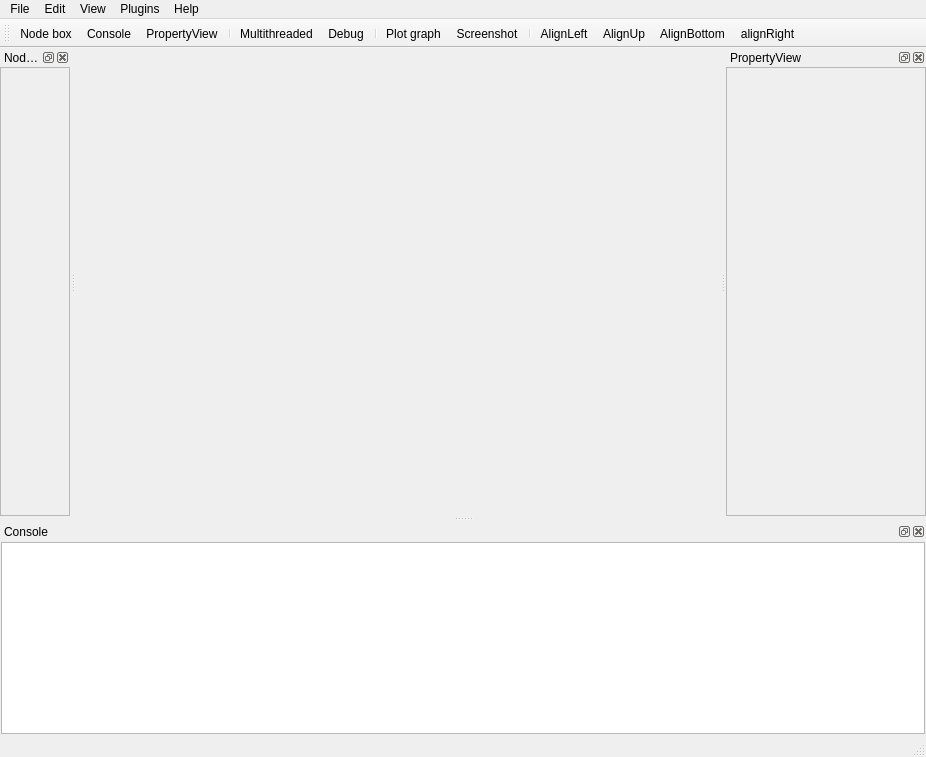
Qt form PyFlow/GraphEditor_ui.ui (wonderworks-software/PyFlow) before a commit.
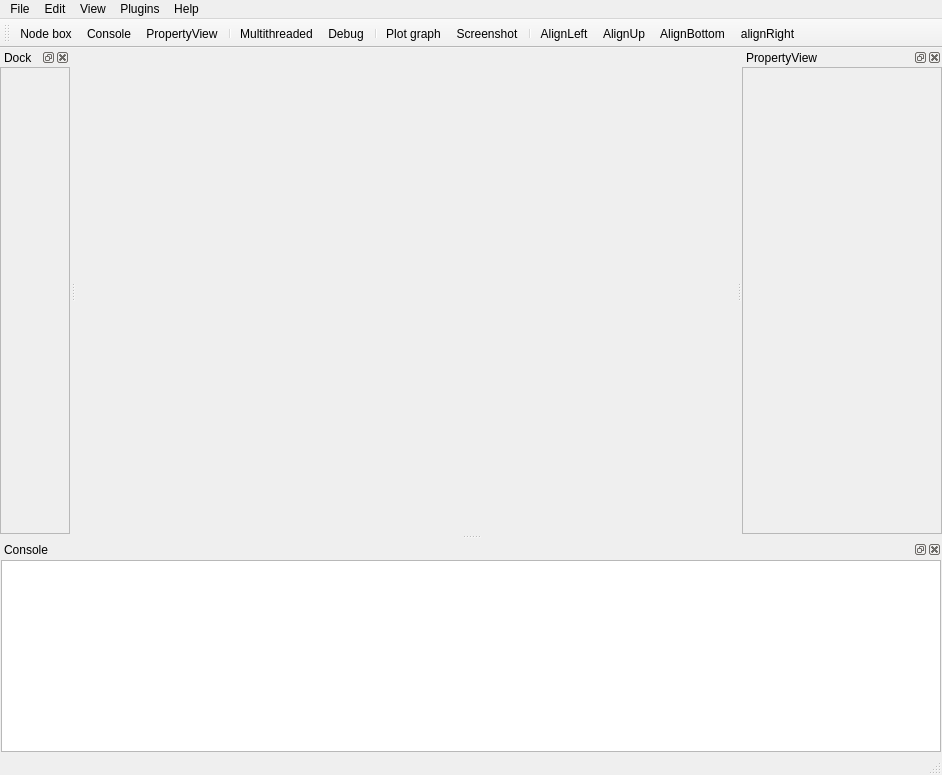
The same form after that commit. Icons and pictures are not drawn.

What changed in the file:
```diff
--- a/PyFlow/GraphEditor_ui.ui
+++ b/PyFlow/GraphEditor_ui.ui
@@ -6,8 +6,8 @@
    <rect>
     <x>0</x>
     <y>0</y>
-    <width>926</width>
-    <height>757</height>
+    <width>942</width>
+    <height>775</height>
    </rect>
   </property>
   <property name="windowTitle">
@@ -62,8 +62,8 @@
     <rect>
      <x>0</x>
      <y>0</y>
-     <width>926</width>
-     <height>31</height>
+     <width>942</width>
+     <height>26</height>
     </rect>
    </property>
    <widget class="QMenu" name="menuEdit">
@@ -184,7 +184,7 @@
     <set>QDockWidget::AllDockWidgetFeatures</set>
    </property>
    <property name="windowTitle">
-    <string>Node Box</string>
+    <string>Dock</string>
    </property>
    <attribute name="dockWidgetArea">
     <number>1</number>
@@ -204,8 +204,8 @@
          <rect>
           <x>0</x>
           <y>0</y>
-          <width>228</width>
-          <height>382</height>
+          <width>209</width>
+          <height>431</height>
          </rect>
         </property>
         <layout class="QGridLayout" name="gridLayout_5">
@@ -258,7 +258,7 @@
           <x>0</x>
           <y>0</y>
           <width>198</width>
-          <height>382</height>
+          <height>431</height>
          </rect>
         </property>
         <layout class="QGridLayout" name="gridLayout_4">
```
Left out of the diff: 81 changed lines with no effect on the pictures.
